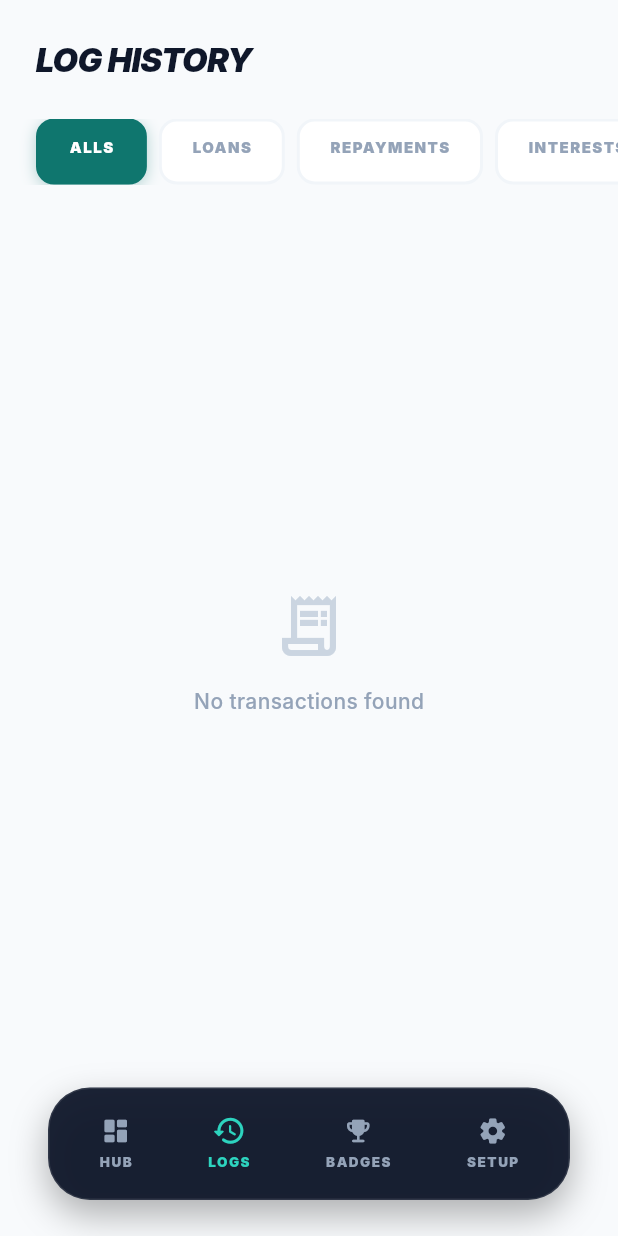
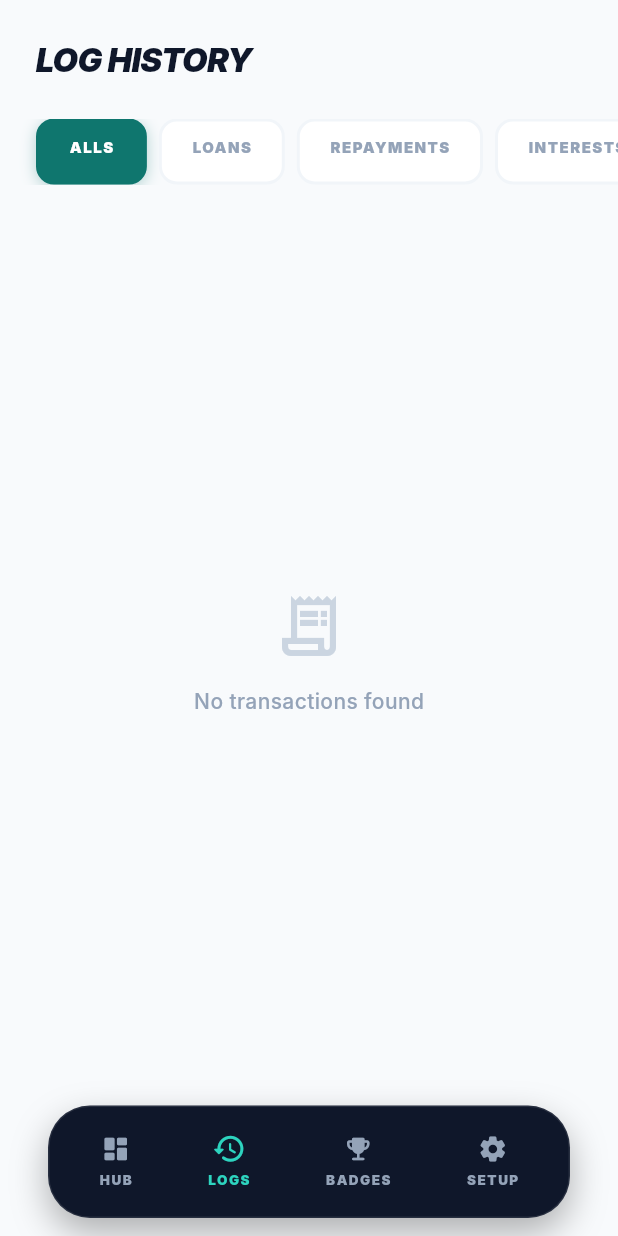
Before and after one commit to Ianodad/FuliTrack, a Flutter app: the HomeScreen screen opened directly, item 2 of the bottom bar chosen, on a phone screen of 412 x 824 dp. Run offline on Flutter 3.47's test engine with Material 3 defaults, Android fonts, the phone set to English and light mode, and no system bars; our stand-ins replace fl_chart, flutter_riverpod, permission_handler, shared_preferences, sqflite; missing offline and left inert: flutter_sms_inbox; accounts and stored records are empty; Roboto replaces fonts that are missing (Inter).

Commit message:
Fix navbar scroll overlap and adjust positioning
Changes:
- Move navbar bottom padding from 24 to 12
- Make navbar background fully opaque (removed 0.95 opacity)
- Content no longer visible through/under navbar when scrolling
- Adjust scroll padding to 100px on all screens for proper spacing

```diff
--- a/lib/ui/screens/activity_screen.dart
+++ b/lib/ui/screens/activity_screen.dart
@@ -136,7 +136,7 @@ class _ActivityScreenState extends ConsumerState<ActivityScreen> {
                   );
                 }
                 return ListView.separated(
-                  padding: const EdgeInsets.symmetric(horizontal: 24),
+                  padding: const EdgeInsets.only(left: 24, right: 24, bottom: 100),
                   itemCount: filtered.length,
                   separatorBuilder: (_, __) => const SizedBox(height: 12),
                   itemBuilder: (context, index) {
--- a/lib/ui/screens/dashboard_screen.dart
+++ b/lib/ui/screens/dashboard_screen.dart
@@ -54,7 +54,7 @@ class _DashboardScreenState extends ConsumerState<DashboardScreen> {
             : showEmptyState
                 ? _buildEmptyState(context)
                 : SingleChildScrollView(
-                    padding: const EdgeInsets.only(bottom: 120),
+                    padding: const EdgeInsets.only(bottom: 100),
                     child: Column(
                       crossAxisAlignment: CrossAxisAlignment.start,
                       children: [
--- a/lib/ui/screens/home_screen.dart
+++ b/lib/ui/screens/home_screen.dart
@@ -40,10 +40,10 @@ class _HomeScreenState extends State<HomeScreen> {
           Positioned(
             left: 32,
             right: 32,
-            bottom: 24,
+            bottom: 12,
             child: Container(
               decoration: BoxDecoration(
-                color: AppTheme.slate900.withOpacity(0.95),
+                color: AppTheme.slate900, // Fully opaque so content doesn't show through
                 borderRadius: BorderRadius.circular(28),
                 border: Border.all(
                   color: Colors.white.withOpacity(0.1),
--- a/lib/ui/screens/rewards_screen.dart
+++ b/lib/ui/screens/rewards_screen.dart
@@ -16,7 +16,7 @@ class RewardsScreen extends ConsumerWidget {
       backgroundColor: AppTheme.slate50,
       body: SafeArea(
         child: SingleChildScrollView(
-          padding: const EdgeInsets.only(bottom: 120),
+          padding: const EdgeInsets.only(bottom: 100),
           child: Column(
             crossAxisAlignment: CrossAxisAlignment.start,
             children: [
--- a/lib/ui/screens/settings_screen.dart
+++ b/lib/ui/screens/settings_screen.dart
@@ -15,7 +15,7 @@ class SettingsScreen extends ConsumerWidget {
       backgroundColor: AppTheme.slate50,
       body: SafeArea(
         child: SingleChildScrollView(
-          padding: const EdgeInsets.only(bottom: 120),
+          padding: const EdgeInsets.only(bottom: 100),
           child: Column(
             crossAxisAlignment: CrossAxisAlignment.start,
             children: [
```
